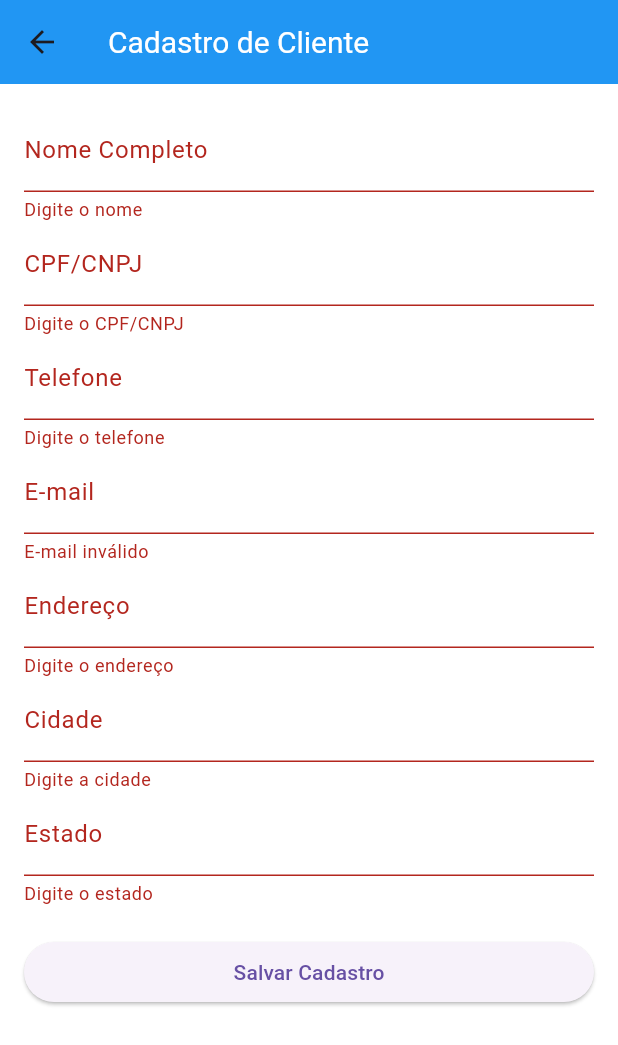
After one commit to carlospijanowski/app-planilha, a Flutter app: the CadastroClienteScreen screen opened directly, after a tap on "Salvar Cadastro", on a phone screen of 412 x 824 dp. The commit adds this screen. Shown: the top 1045 px of the screen. Run offline on Flutter 3.47's test engine with Material 3 defaults, Android fonts, the light colour scheme and no system bars; our stand-ins replace image_picker, shared_preferences; accounts and stored records are empty.

Commit message:
cadastro de cliente basico

```diff
--- /dev/null
+++ b/lib/cadastro_cliente.dart
@@ -0,0 +1,87 @@
+import 'package:flutter/material.dart';
+
+class CadastroClienteScreen extends StatefulWidget {
+  @override
+  _CadastroClienteScreenState createState() => _CadastroClienteScreenState();
+}
+
+class _CadastroClienteScreenState extends State<CadastroClienteScreen> {
+  final _formKey = GlobalKey<FormState>();
+  final TextEditingController _nomeController = TextEditingController();
+  final TextEditingController _cpfCnpjController = TextEditingController();
+  final TextEditingController _telefoneController = TextEditingController();
+  final TextEditingController _emailController = TextEditingController();
+  final TextEditingController _enderecoController = TextEditingController();
+  final TextEditingController _cidadeController = TextEditingController();
+  final TextEditingController _estadoController = TextEditingController();
+
+  void _salvarCadastro() {
+    if (_formKey.currentState!.validate()) {
+      // Salvar os dados
+      ScaffoldMessenger.of(context).showSnackBar(
+        SnackBar(content: Text('Cliente cadastrado com sucesso!')),
+      );
+    }
+  }
+
+  @override
+  Widget build(BuildContext context) {
+    return Scaffold(
+      appBar: AppBar(title: Text('Cadastro de Cliente')),
+      body: Padding(
+        padding: const EdgeInsets.all(16.0),
+        child: Form(
+          key: _formKey,
+          child: ListView(
+            children: [
+              TextFormField(
+                controller: _nomeController,
+                decoration: InputDecoration(labelText: 'Nome Completo'),
+                validator: (value) => value!.isEmpty ? 'Digite o nome' : null,
+              ),
+              TextFormField(
+                controller: _cpfCnpjController,
+                decoration: InputDecoration(labelText: 'CPF/CNPJ'),
+                keyboardType: TextInputType.number,
+                validator: (value) => value!.isEmpty ? 'Digite o CPF/CNPJ' : null,
+              ),
+              TextFormField(
+                controller: _telefoneController,
+                decoration: InputDecoration(labelText: 'Telefone'),
+                keyboardType: TextInputType.phone,
+                validator: (value) => value!.isEmpty ? 'Digite o telefone' : null,
+              ),
+              TextFormField(
+                controller: _emailController,
+                decoration: InputDecoration(labelText: 'E-mail'),
+                keyboardType: TextInputType.emailAddress,
+                validator: (value) =>
+                value!.isEmpty || !value.contains('@') ? 'E-mail inválido' : null,
+              ),
+              TextFormField(
+                controller: _enderecoController,
+                decoration: InputDecoration(labelText: 'Endereço'),
+                validator: (value) => value!.isEmpty ? 'Digite o endereço' : null,
+              ),
+              TextFormField(
+                controller: _cidadeController,
+                decoration: InputDecoration(labelText: 'Cidade'),
+                validator: (value) => value!.isEmpty ? 'Digite a cidade' : null,
+              ),
+              TextFormField(
+                controller: _estadoController,
+                decoration: InputDecoration(labelText: 'Estado'),
+                validator: (value) => value!.isEmpty ? 'Digite o estado' : null,
+              ),
+              SizedBox(height: 20),
+              ElevatedButton(
+                onPressed: _salvarCadastro,
+                child: Text('Salvar Cadastro'),
+              ),
+            ],
+          ),
+        ),
+      ),
+    );
+  }
+}
--- a/lib/home_page.dart
+++ b/lib/home_page.dart
@@ -3,6 +3,7 @@ import 'package:flutter/material.dart';
 import 'dart:io';
 import 'package:image_picker/image_picker.dart';
 import 'package:provider/provider.dart';
+import 'cadastro_cliente.dart';
 import 'custom_nav_bar.dart';
 import 'widget_catalog.dart';
 import 'new_screen.dart';
@@ -108,6 +109,16 @@ class _MyHomePageState extends State<MyHomePage> {
               onTap: () {
                 _pickImage(ImageSource.camera);
                 Navigator.of(context).pop();
+              },
+            ),
+            ListTile(
+              leading: Icon(Icons.person_add),
+              title: Text('Cadastro de Cliente'),
+              onTap: () {
+                Navigator.push(
+                  context,
+                  MaterialPageRoute(builder: (context) => CadastroClienteScreen()),
+                );
               },
             ),
             ListTile(
```
Also changed, not shown: assets/placeholder.png (deleted).
